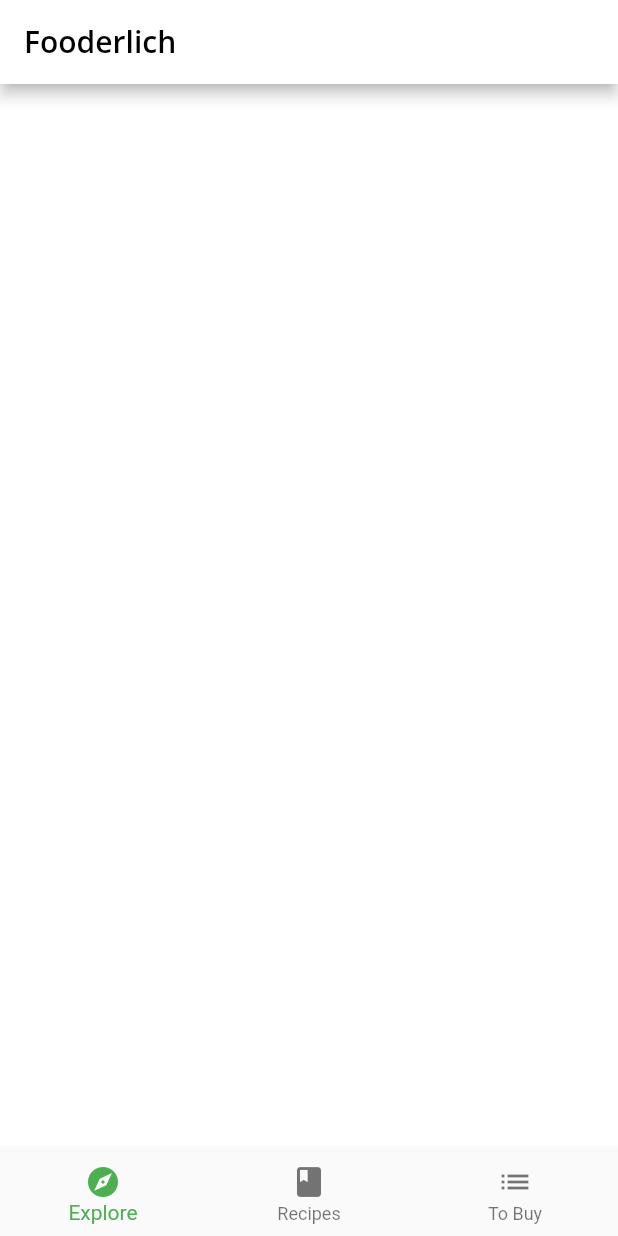
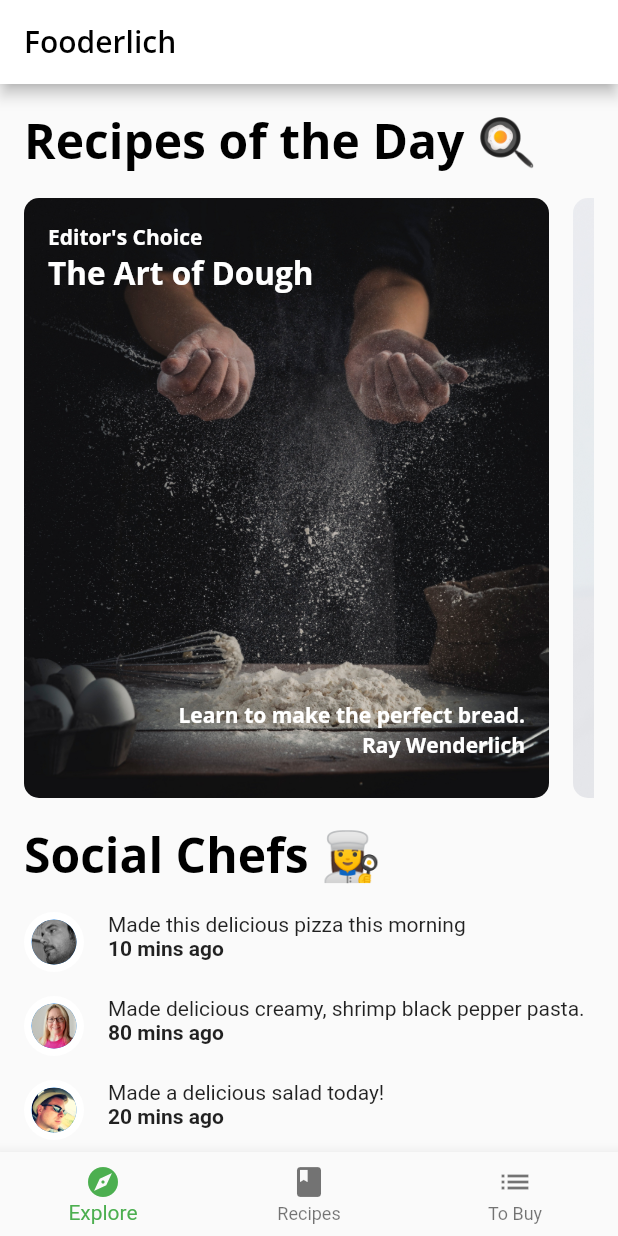
Before and after one commit to amondnet/mobx-issue-832, a Flutter app: the screen it shows after launch, on a phone screen of 412 x 824 dp. Run offline on Flutter 3.47's test engine with Material 2 defaults, Android fonts, the phone set to English and light mode, and no system bars; our stand-ins replace google_fonts; project files that could hold a hidden picture were left out.

Commit message:
completed foodlich screens

```diff
--- a/foodlich-ch5/lib/components/components.dart
+++ b/foodlich-ch5/lib/components/components.dart
@@ -3,3 +3,5 @@
 export 'card2.dart';
 export 'card3.dart';
 export 'circle_image.dart';
+export 'today_recipe_list_view.dart';
+export 'friend_post_tile.dart';
--- /dev/null
+++ b/foodlich-ch5/lib/components/friend_post_list_view.dart
@@ -0,0 +1,46 @@
+import 'package:flutter/material.dart';
+import '../models/models.dart';
+import 'components.dart';
+
+class FriendPostListView extends StatelessWidget {
+  // 1
+  final List<Post> friendPosts;
+
+  const FriendPostListView({Key? key, required this.friendPosts})
+      : super(key: key);
+
+  @override
+  Widget build(BuildContext context) {
+    // 2
+    return Padding(
+        padding: const EdgeInsets.only(left: 16, right: 16, top: 0),
+        // 3
+        child: Column(crossAxisAlignment: CrossAxisAlignment.start, children: [
+          // 4
+          Text('Social Chefs 👩‍🍳',
+              style: Theme.of(context).textTheme.headline1),
+          // 5
+          const SizedBox(height: 16),
+          ListView.separated(
+            // 2
+              primary: false,
+              // 3
+              physics: const NeverScrollableScrollPhysics(),
+              // 4
+              shrinkWrap: true,
+              scrollDirection: Axis.vertical,
+              itemCount: friendPosts.length,
+              itemBuilder: (context, index) {
+                // 5
+                final post = friendPosts[index];
+                return FriendPostTile(post: post);
+              },
+              separatorBuilder: (context, index) {
+                // 6
+                return const SizedBox(height: 16);
+              }),
+
+          const SizedBox(height: 16),
+        ]));
+  }
+}
--- /dev/null
+++ b/foodlich-ch5/lib/components/friend_post_tile.dart
@@ -0,0 +1,36 @@
+import 'package:flutter/material.dart';
+import '../models/models.dart';
+import '../components/components.dart';
+
+class FriendPostTile extends StatelessWidget {
+  final Post post;
+
+  const FriendPostTile({Key? key, required this.post}) : super(key: key);
+
+  @override
+  Widget build(BuildContext context) {
+    // 1
+    return Row(
+        crossAxisAlignment: CrossAxisAlignment.start,
+        mainAxisAlignment: MainAxisAlignment.start,
+        children: [
+          // 2
+          CircleImage(imageProvider: AssetImage(post.profileImageUrl),
+              imageRadius: 20),
+          // 3
+          const SizedBox(width: 16),
+          // 4
+          Expanded(
+            // 5
+              child: Column(
+                  crossAxisAlignment: CrossAxisAlignment.start,
+                  children: [
+                    // 6
+                    Text(post.comment),
+                    // 7
+                    Text('${post.timestamp} mins ago',
+                        style: const TextStyle(fontWeight: FontWeight.w700))
+                  ]))
+        ]);
+  }
+}
--- /dev/null
+++ b/foodlich-ch5/lib/components/recipes_grid_view.dart
@@ -0,0 +1,30 @@
+import 'package:flutter/material.dart';
+import 'recipe_thumbnail.dart';
+import '../models/models.dart';
+
+class RecipesGridView extends StatelessWidget {
+  // 1
+  final List<SimpleRecipe> recipes;
+
+  const RecipesGridView({Key? key, required this.recipes}) : super(key: key);
+
+  @override
+  Widget build(BuildContext context) {
+    // 2
+    return Padding(
+        padding: const EdgeInsets.only(left: 16, right: 16, top: 16),
+        // 3
+        child: GridView.builder(
+          // 4
+            itemCount: recipes.length,
+            // 5
+            gridDelegate:
+            const SliverGridDelegateWithFixedCrossAxisCount(
+                crossAxisCount: 2),
+            itemBuilder: (context, index) {
+              // 6
+              final simpleRecipe = recipes[index];
+              return RecipeThumbnail(recipe: simpleRecipe);
+            }));
+  }
+}
--- /dev/null
+++ b/foodlich-ch5/lib/components/today_recipe_list_view.dart
@@ -0,0 +1,48 @@
+import 'package:flutter/material.dart';
+import '../components/components.dart';
+import '../models/models.dart';
+
+class TodayRecipeListView extends StatelessWidget {
+  final List<ExploreRecipe> recipes;
+
+  const TodayRecipeListView({Key? key, required this.recipes})
+      : super(key: key);
+
+  @override
+  Widget build(BuildContext context) {
+    return Padding(
+        padding: const EdgeInsets.only(left: 16, right: 16, top: 16),
+        child: Column(crossAxisAlignment: CrossAxisAlignment.start, children: [
+          Text('Recipes of the Day 🍳',
+              style: Theme.of(context).textTheme.headline1),
+          const SizedBox(height: 16),
+          Container(
+              height: 400,
+              // TODO: Add ListView Here
+              // 1
+              color: Colors.transparent,
+              child: ListView.separated(
+                  scrollDirection: Axis.horizontal,
+                  itemCount: recipes.length,
+                  itemBuilder: (context, index) {
+                    final recipe = recipes[index];
+                    return buildCard(recipe);
+                  },
+                  separatorBuilder: (context, index) {
+                    return const SizedBox(width: 16);
+                  }))
+        ]));
+  }
+
+  Widget buildCard(ExploreRecipe recipe) {
+    if (recipe.cardType == RecipeCardType.card1) {
+      return Card1(recipe: recipe);
+    } else if (recipe.cardType == RecipeCardType.card2) {
+      return Card2(recipe: recipe);
+    } else if (recipe.cardType == RecipeCardType.card3) {
+      return Card3(recipe: recipe);
+    } else {
+      throw Exception('This card doesn\'t exist yet');
+    }
+  }
+}
--- a/foodlich-ch5/lib/home.dart
+++ b/foodlich-ch5/lib/home.dart
@@ -1,4 +1,6 @@
 import 'package:flutter/material.dart';
+import 'package:fooderlich/screens/explore_screen.dart';
+import 'package:fooderlich/screens/recipes_screen.dart';
 
 class Home extends StatefulWidget {
   const Home({Key? key}) : super(key: key);
@@ -11,10 +13,8 @@
   int _selectedIndex = 0;
 
   static List<Widget> pages = <Widget>[
-    // TODO: Replace with ExploreScreen
-    Container(color: Colors.white),
-    // TODO: Replace with RecipesScreen
-    Container(color: Colors.green),
+    ExploreScreen(),
+    RecipesScreen(),
     Container(color: Colors.blue),
   ];
 
--- /dev/null
+++ b/foodlich-ch5/lib/screens/explore_screen.dart
@@ -0,0 +1,32 @@
+import 'package:flutter/material.dart';
+import 'package:fooderlich/components/friend_post_list_view.dart';
+import 'package:fooderlich/models/explore_data.dart';
+import 'package:fooderlich/models/models.dart';
+import '../api/mock_fooderlich_service.dart';
+import '../components/components.dart';
+
+class ExploreScreen extends StatelessWidget {
+  final mockService = MockFooderlichService();
+
+  ExploreScreen({Key? key}) : super(key: key);
+
+  @override
+  Widget build(BuildContext context) {
+    return FutureBuilder(
+        future: mockService.getExploreData(),
+        builder: (context, snapshot) {
+          if (snapshot.connectionState == ConnectionState.done) {
+            return ListView(scrollDirection: Axis.vertical, children: [
+              TodayRecipeListView(
+                  recipes: (snapshot.data as ExploreData).todayRecipes),
+              const SizedBox(height: 16),
+              FriendPostListView(
+                  friendPosts: (snapshot.data as ExploreData).friendPosts),
+            ]);
+          } else {
+            // 10
+            return const Center(child: CircularProgressIndicator());
+          }
+        });
+  }
+}
```
Also changed, not shown: foodlich-ch5/lib/components/recipe_thumbnail.dart (added, +40 -0 lines), foodlich-ch5/lib/screens/recipes_screen.dart (added, +25 -0 lines).
